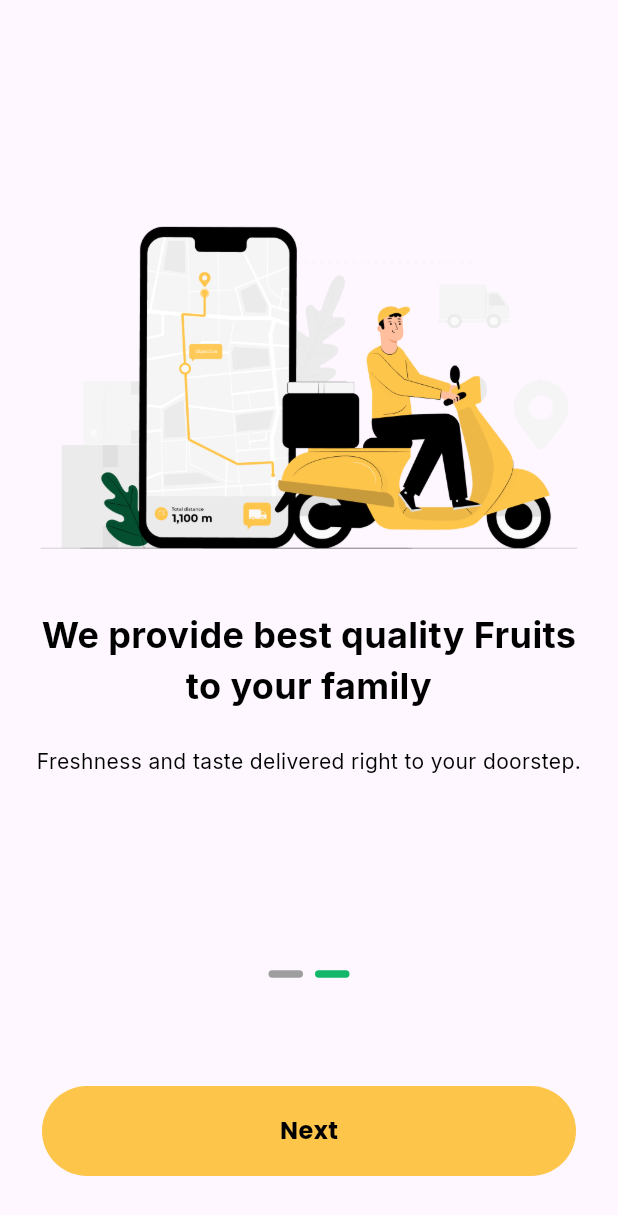
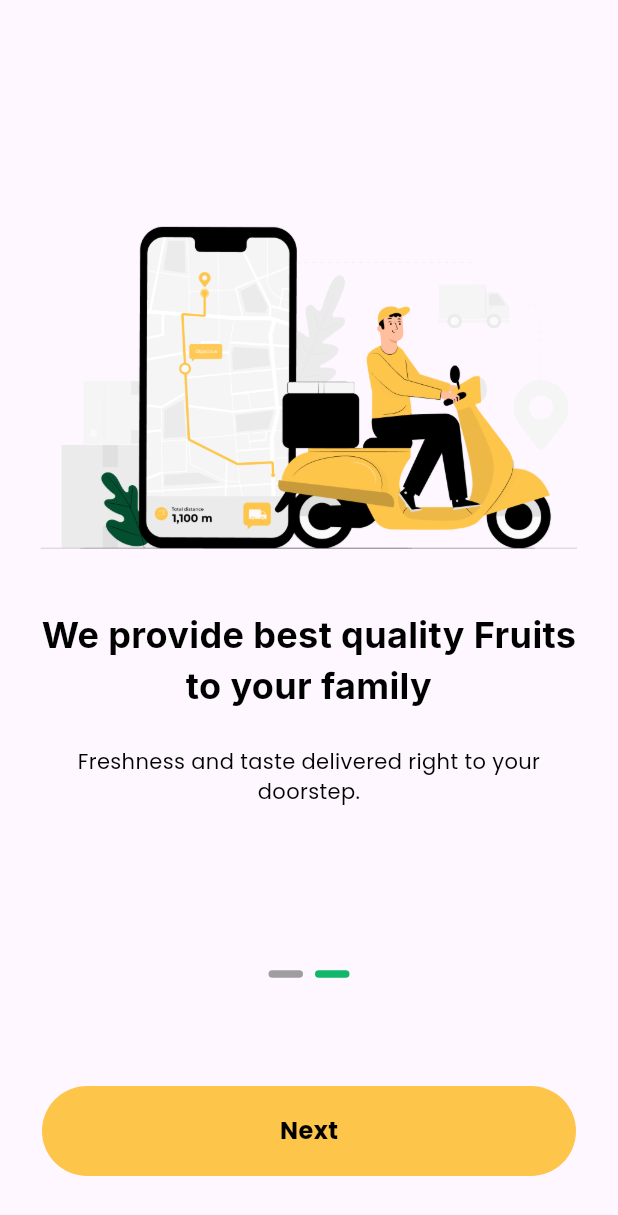
Before and after one commit to AbdelWahab-Farhat/Fruits-market-app, a Flutter app: the OnboardingViewBody screen opened directly, swiped to page 2, on a phone screen of 412 x 824 dp. Shown: the top 1215 px of the screen. Run offline on Flutter 3.47's test engine with Material 3 defaults, Android fonts, the phone set to English and light mode, and no system bars; drawn by our look-alikes of smooth_page_indicator; our stand-ins replace flutter_svg, go_router, google_fonts.

Commit message:
edit 14 style

```diff
--- a/lib/core/utility/app_style.dart
+++ b/lib/core/utility/app_style.dart
@@ -4,9 +4,10 @@ import 'package:google_fonts/google_fonts.dart';
 abstract class AppStyle {
 
 
-  static const style14 = TextStyle(
+  static final style14 = TextStyle(
     fontSize: 14,
     fontWeight: FontWeight.w400,
+    fontFamily: GoogleFonts.poppins().fontFamily,
     color: Colors.black,
   );
   static final style16 = TextStyle(
```
